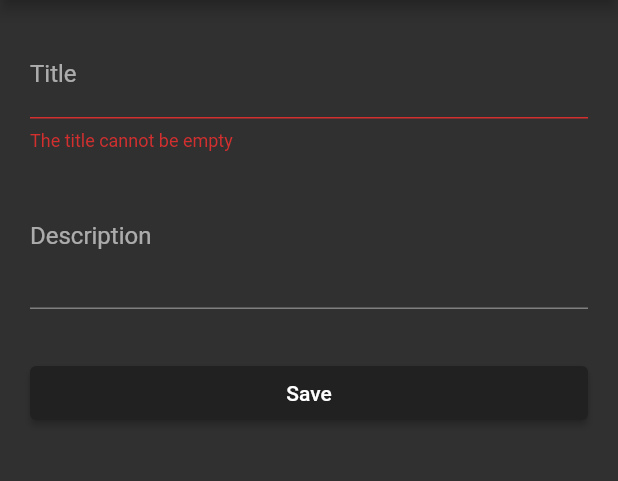
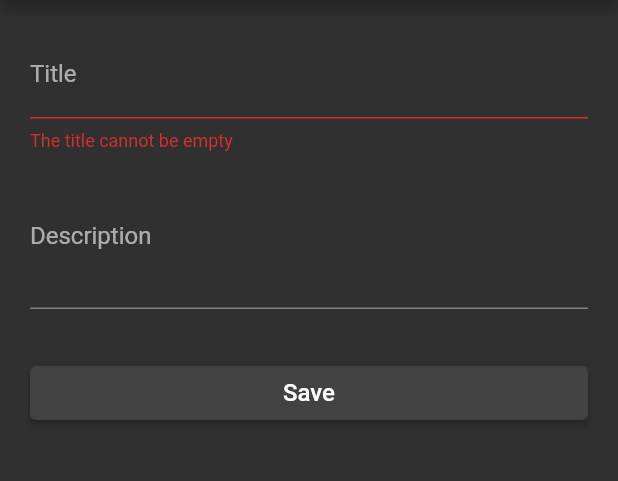
Before and after one commit to ReinanS/todo_app, a Flutter app: the EditTodoPage screen opened directly with empty values, after a tap on "Save", on a phone screen of 412 x 824 dp, the part 84-565 px from its top. Run offline on Flutter 3.47's test engine with Material 2 defaults, Android fonts, the phone set to English and light mode, and no system bars; our stand-ins replace cloud_firestore, flutter_slidable; accounts and stored records are empty; statements that could not run were skipped.

Commit message:
style: change button color

```diff
--- a/lib/widgets/todo_form_widget.dart
+++ b/lib/widgets/todo_form_widget.dart
@@ -61,11 +61,11 @@ class TodoFormWidget extends StatelessWidget {
       child: ElevatedButton(
         style: ButtonStyle(
             backgroundColor:
-                MaterialStateProperty.all(Theme.of(context).primaryColor)),
+                MaterialStateProperty.all(Theme.of(context).cardColor)),
         onPressed: onSavedTodo,
         child: Text(
           'Save',
-          style: TextStyle(color: Colors.white),
+          style: TextStyle(fontSize: 16, color: Colors.white),
         ),
       ),
     );
```
